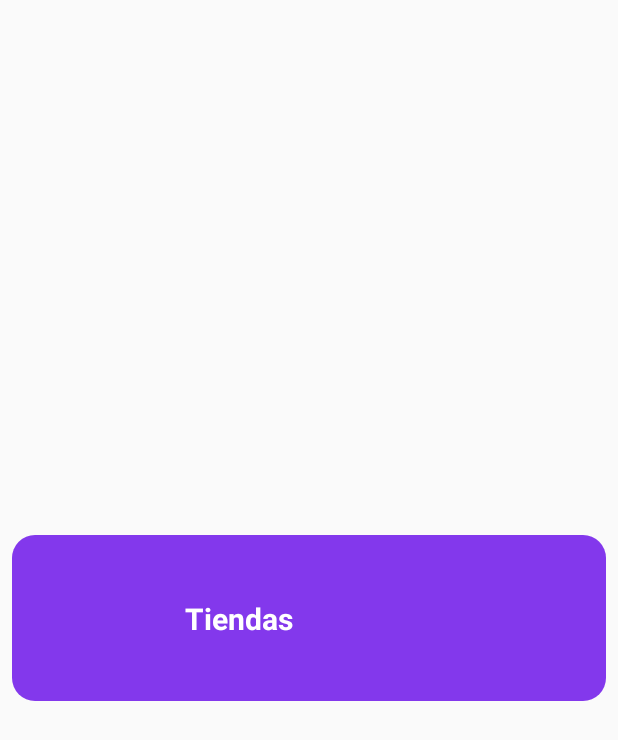
After one commit to Saariasba/BienPerron, an Android app: the layout tema_list_item.xml on its own in the app's theme, with its tools: preview values and no code run, on a phone screen of 412 x 824 dp. The commit adds this screen. Shown: the top 740 px of the screen. Run offline under Robolectric (Android 15) with nearby library versions, the phone set to English and light mode, and no system bars.

Commit message:
Commit Con Tienda

```diff
--- a/app/src/main/res/layout/activity_main.xml
+++ b/app/src/main/res/layout/activity_main.xml
@@ -1,5 +1,5 @@
 <?xml version="1.0" encoding="utf-8"?>
-<android.support.constraint.ConstraintLayout xmlns:android="http://schemas.android.com/apk/res/android"
+<androidx.constraintlayout.widget.ConstraintLayout xmlns:android="http://schemas.android.com/apk/res/android"
     xmlns:app="http://schemas.android.com/apk/res-auto"
     xmlns:tools="http://schemas.android.com/tools"
     android:layout_width="match_parent"
@@ -39,6 +39,7 @@
         app:layout_constraintTop_toBottomOf="@+id/tittle" />
 
     <Button
+        android:id="@+id/home"
         android:layout_width="180dp"
         android:layout_height="50dp"
         android:layout_marginBottom="15dp"
@@ -48,4 +49,4 @@
         app:layout_constraintEnd_toEndOf="parent"
         app:layout_constraintStart_toStartOf="parent" />
 
-</android.support.constraint.ConstraintLayout>
+</androidx.constraintlayout.widget.ConstraintLayout>
--- /dev/null
+++ b/app/src/main/res/layout/tema_list_item.xml
@@ -0,0 +1,43 @@
+<?xml version="1.0" encoding="utf-8"?>
+<androidx.constraintlayout.widget.ConstraintLayout xmlns:android="http://schemas.android.com/apk/res/android"
+    xmlns:app="http://schemas.android.com/apk/res-auto"
+    android:layout_width="match_parent"
+    android:layout_height="match_parent">
+
+    <androidx.constraintlayout.widget.ConstraintLayout
+        android:layout_width="match_parent"
+        android:layout_height="wrap_content"
+        android:background="@drawable/background_primary"
+        android:layout_marginVertical="10dp"
+        android:layout_marginHorizontal="8dp"
+        app:layout_constraintBottom_toBottomOf="parent"
+        app:layout_constraintEnd_toEndOf="parent"
+        app:layout_constraintStart_toStartOf="parent"
+        app:layout_constraintTop_toTopOf="parent">
+
+        <ImageView
+            android:id="@+id/image"
+            android:layout_width="80dp"
+            android:layout_height="80dp"
+            android:layout_marginVertical="5dp"
+            android:layout_marginStart="5dp"
+            app:layout_constraintBottom_toBottomOf="parent"
+            app:layout_constraintStart_toStartOf="parent"
+            app:layout_constraintTop_toTopOf="parent" />
+
+        <TextView
+            android:id="@+id/tienda"
+            android:layout_width="wrap_content"
+            android:layout_height="wrap_content"
+            android:layout_marginStart="20dp"
+            android:text="Tiendas"
+            android:textColor="@color/white"
+            android:textSize="20sp"
+            android:textStyle="bold"
+            app:layout_constraintBottom_toBottomOf="@id/image"
+            app:layout_constraintStart_toEndOf="@+id/image"
+            app:layout_constraintTop_toTopOf="@id/image" />
+
+    </androidx.constraintlayout.widget.ConstraintLayout>
+
+</androidx.constraintlayout.widget.ConstraintLayout>
--- a/gradle.properties
+++ b/gradle.properties
@@ -17,3 +17,5 @@ kotlin.code.style=official
 # resources declared in the library itself and none from the library's dependencies,
 # thereby reducing the size of the R class for that library
 android.nonTransitiveRClass=true
+android.useAndroidX=true
+android.enableJetifier=true
```
Also changed, not shown: app/build.gradle (+16 -0 lines), app/src/main/AndroidManifest.xml (+9 -0 lines), app/src/main/java/com/example/bienperron/adapters/TiendasAdapterController.kt (added, +37 -0 lines), app/src/main/java/com/example/bienperron/listeners/TiendasListener.kt (added, +10 -0 lines), app/src/main/java/com/example/bienperron/model/Tienda.kt (added, +10 -0 lines), app/src/main/java/com/example/bienperron/ui/activities/HomeActivity.kt (added, +74 -0 lines), app/src/main/java/com/example/bienperron/ui/activities/MainActivity.kt (+12 -1 lines), app/src/main/java/com/example/bienperron/ui/views/TemaItemView.kt (added, +62 -0 lines), app/src/main/res/anim/button_choice_small.xml (added, +14 -0 lines), app/src/main/res/layout/activity_home.xml (added, +35 -0 lines), build.gradle (+24 -0 lines), settings.gradle (+0 -7 lines), 1 other file.
